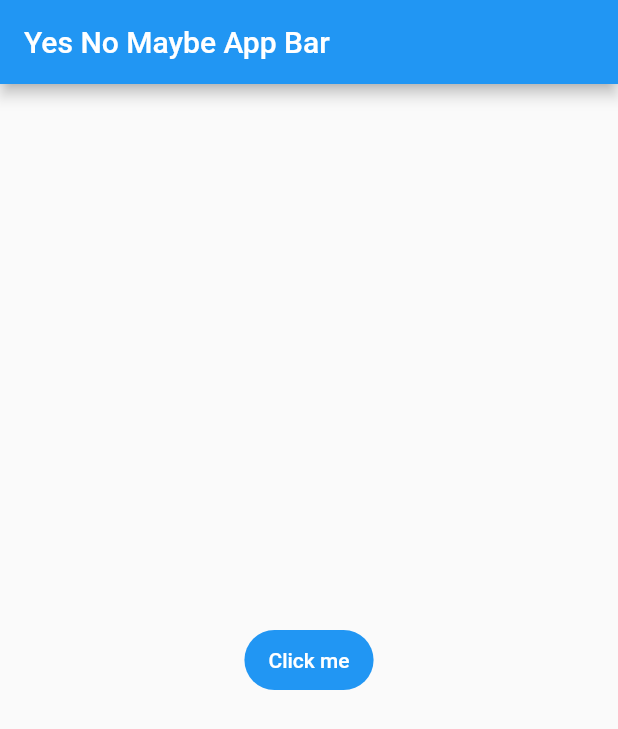
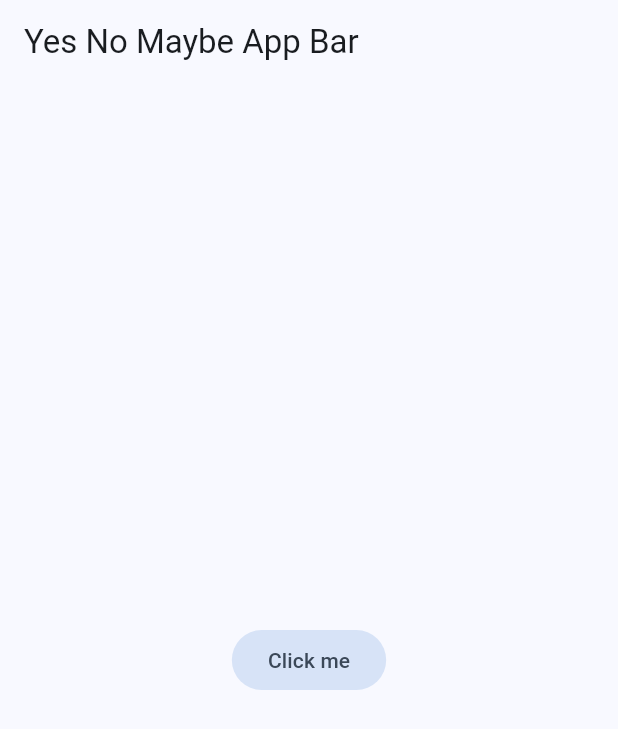
Before and after one commit to fisico-alienado/yes-no-maybe-app-flutter, a Flutter app: the screen it shows after launch, on a phone screen of 412 x 824 dp. Shown: the top 729 px of the screen. Run offline on Flutter 3.47's test engine with Material 2 defaults, Android fonts, the phone set to English and light mode, and no system bars.

Commit message:
Estilo global para la aplicacion

```diff
--- /dev/null
+++ b/lib/config/theme/app_theme.dart
@@ -0,0 +1,31 @@
+import 'package:flutter/material.dart';
+
+const Color _customColor = Color(0xFF49149F);
+
+const List<Color> _colorThemes = [
+  _customColor,
+  Colors.blue,
+  Colors.teal,
+  Colors.green,
+  Colors.yellow,
+  Colors.orange,
+  Colors.pink
+];
+
+class AppTheme {
+  final int selectedColor;
+
+  AppTheme({
+    this.selectedColor = 0
+  }) : assert( selectedColor >= 0 && selectedColor <= _colorThemes.length - 1,
+              'Color must be between 0 and ${_colorThemes.length}');
+
+  ThemeData theme() {
+    return ThemeData(
+      useMaterial3: true,
+      colorSchemeSeed: _colorThemes[selectedColor],
+      // brightness: Brightness.dark
+      // brightness: Brightness.light
+    );
+  }
+}
--- a/lib/main.dart
+++ b/lib/main.dart
@@ -1,4 +1,5 @@
 import 'package:flutter/material.dart';
+import 'package:yes_no_maybe_app/config/theme/app_theme.dart';
 
 void main() => runApp(const MyApp());
 
@@ -10,6 +11,7 @@ class MyApp extends StatelessWidget {
     return MaterialApp(
       title: 'Yes No Maybe App',
       debugShowCheckedModeBanner: false,
+      theme: AppTheme(selectedColor: 1).theme(),
       home: Scaffold(
         appBar: AppBar(
           title: const Text('Yes No Maybe App Bar'),
```
